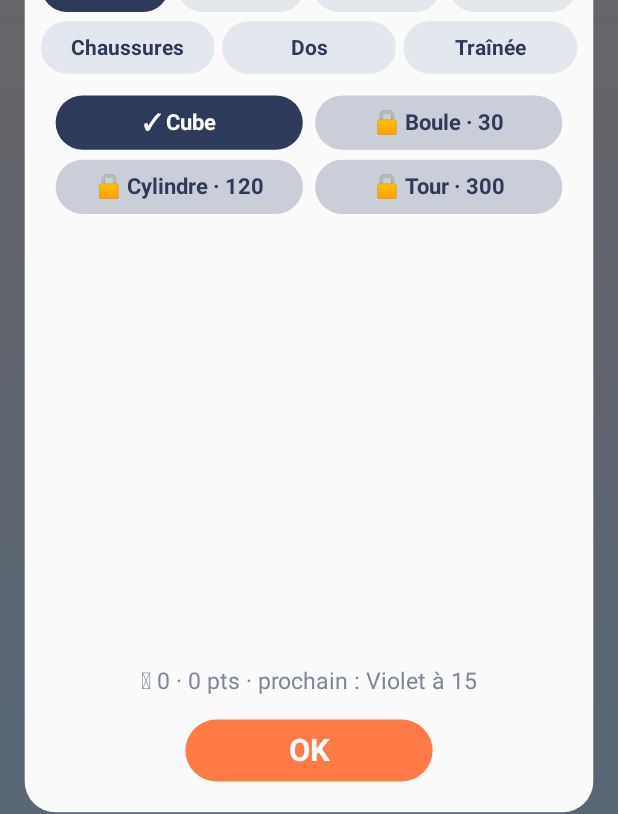
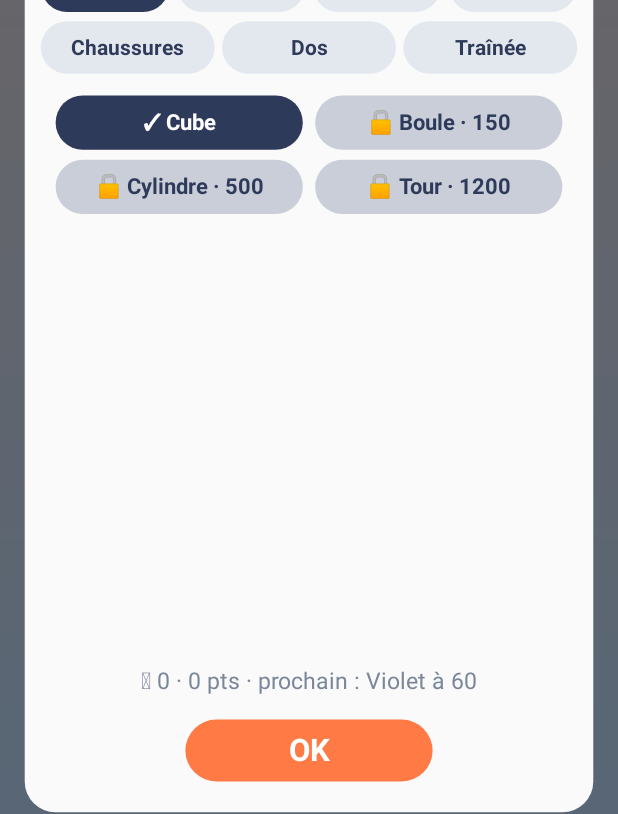
Before and after one commit to Thorze/sautique, an Android app: the screen it shows after launch (MainActivity), after a tap on "OK", on a phone screen of 412 x 824 dp. Shown: the part 399-1213 px from the top of the screen. Run offline under Robolectric (Android 15) with nearby library versions, the phone set to English and light mode, and no system bars; network calls fail; pictures from the network do not load.

Commit message:
Progression plus lente : seuils et prix relevés, pièces plus rares
- Seuils de points ×4 à ×5 environ, prix en pièces ×2,5 à ×3
- Pièces : 16 % des plateformes (2 % de grosses) au lieu de 30 %
- Missions : récompenses divisées par deux
- Les éléments déjà débloqués avec les anciens seuils restent acquis

Co-Authored-By: Claude Opus 5.5 <noreply@anthropic.com>
Claude-Session: https://claude.ai/code/session_01VezSffNHxM9A2aUEVAA3p5

```diff
--- a/app/src/main/java/com/sautique/game/GameView.kt
+++ b/app/src/main/java/com/sautique/game/GameView.kt
@@ -413,8 +413,8 @@ class GameView(context: Context) : View(context) {
         // Pièces : une de temps en temps, rarement une grosse
         val c = Random.nextFloat()
         next.coin = when {
-            c < 0.04f -> 5
-            c < 0.30f -> 1
+            c < 0.02f -> 5
+            c < 0.18f -> 1
             else -> 0
         }
         // Un cœur (vie bonus) sur la plateforme du 30e, 60e… saut
--- a/app/src/main/java/com/sautique/game/LocalScores.kt
+++ b/app/src/main/java/com/sautique/game/LocalScores.kt
@@ -71,8 +71,21 @@ class LocalScores(context: Context) : KeyValueStore {
 
     private fun key(item: Skins.Item) = item.slot.key + ":" + item.id
 
-    /** Un élément est utilisable s'il est débloqué par les points ou acheté. */
-    fun available(item: Skins.Item) = if (item.isShop) owns(item) else item.cost <= totalPoints
+    /** Un élément est utilisable s'il est débloqué par les points, acheté, ou déjà acquis avant la v5.1. */
+    fun available(item: Skins.Item): Boolean {
+        migrateCosts()
+        return if (item.isShop) owns(item)
+        else item.cost <= totalPoints || prefs.getStringSet("owned", emptySet())!!.contains(key(item))
+    }
+
+    /** Rééquilibrage v5.1 : ce qui était déjà débloqué avec les anciens seuils reste acquis. */
+    private fun migrateCosts() {
+        if (prefs.getBoolean("costs_v2", false)) return
+        val pts = totalPoints
+        val owned = HashSet(prefs.getStringSet("owned", emptySet())!!)
+        for ((k, oldCost) in Skins.legacyCosts) if (oldCost <= pts) owned += k
+        prefs.edit().putStringSet("owned", owned).putBoolean("costs_v2", true).apply()
+    }
 
     // ---------- Réglages ----------
 
--- a/app/src/main/java/com/sautique/game/Missions.kt
+++ b/app/src/main/java/com/sautique/game/Missions.kt
@@ -36,7 +36,7 @@ class Mission(val type: MissionType, val target: Int, val reward: Int, val chall
 class DailyMissions(private val store: KeyValueStore, private val today: () -> String) {
 
     companion object {
-        const val ALL_DONE_REWARD = 50
+        const val ALL_DONE_REWARD = 25
 
         private val easy = mapOf(
             MissionType.SCORE to listOf(15, 20, 25),
@@ -63,11 +63,11 @@ class DailyMissions(private val store: KeyValueStore, private val today: () -> S
             val list = types.map { t ->
                 val targets = easy.getValue(t)
                 val i = rnd.nextInt(targets.size)
-                Mission(t, targets[i], 10 + 10 * i, challenge = false)
+                Mission(t, targets[i], 5 + 5 * i, challenge = false)
             }
             val ht = hard.keys.toList()[rnd.nextInt(hard.size)]
             val htargets = hard.getValue(ht)
-            return list + Mission(ht, htargets[rnd.nextInt(htargets.size)], 100, challenge = true)
+            return list + Mission(ht, htargets[rnd.nextInt(htargets.size)], 50, challenge = true)
         }
     }
 
--- a/app/src/main/java/com/sautique/game/Skins.kt
+++ b/app/src/main/java/com/sautique/game/Skins.kt
@@ -33,63 +33,92 @@ object Skins {
     val items: List<Item> = listOf(
         // Formes
         Item(Slot.SHAPE, "cube", "Cube", 0),
-        Item(Slot.SHAPE, "boule", "Boule", 30),
-        Item(Slot.SHAPE, "cylindre", "Cylindre", 120),
-        Item(Slot.SHAPE, "tour", "Tour", 300),
+        Item(Slot.SHAPE, "boule", "Boule", 150),
+        Item(Slot.SHAPE, "cylindre", "Cylindre", 500),
+        Item(Slot.SHAPE, "tour", "Tour", 1200),
 
         // Couleurs
         Item(Slot.COLOR, "orange", "Orange", 0, 0xFFFF7A45.toInt()),
         Item(Slot.COLOR, "bleu", "Bleu", 0, 0xFF3F8EFC.toInt()),
         Item(Slot.COLOR, "vert", "Vert", 0, 0xFF3DBE6E.toInt()),
         Item(Slot.COLOR, "rose", "Rose", 0, 0xFFF06292.toInt()),
-        Item(Slot.COLOR, "violet", "Violet", 15, 0xFF8E5CD9.toInt()),
-        Item(Slot.COLOR, "jaune", "Jaune", 40, 0xFFFFC93C.toInt()),
-        Item(Slot.COLOR, "turquoise", "Turquoise", 80, 0xFF26C6DA.toInt()),
-        Item(Slot.COLOR, "rouge", "Rouge", 150, 0xFFE53950.toInt()),
-        Item(Slot.COLOR, "noir", "Nuit", 250, 0xFF3A3F58.toInt()),
-        Item(Slot.COLOR, "or", "Or", 400, 0xFFE0B03C.toInt()),
-        Item(Slot.COLOR, RAINBOW, "Arc-en-ciel", 0, 0xFFFF5DA2.toInt(), price = 200),
-        Item(Slot.COLOR, GALAXY, "Galaxie", 0, 0xFF4B2C83.toInt(), price = 300),
+        Item(Slot.COLOR, "violet", "Violet", 60, 0xFF8E5CD9.toInt()),
+        Item(Slot.COLOR, "jaune", "Jaune", 150, 0xFFFFC93C.toInt()),
+        Item(Slot.COLOR, "turquoise", "Turquoise", 300, 0xFF26C6DA.toInt()),
+        Item(Slot.COLOR, "rouge", "Rouge", 500, 0xFFE53950.toInt()),
+        Item(Slot.COLOR, "noir", "Nuit", 800, 0xFF3A3F58.toInt()),
+        Item(Slot.COLOR, "or", "Or", 1500, 0xFFE0B03C.toInt()),
+        Item(Slot.COLOR, RAINBOW, "Arc-en-ciel", 0, 0xFFFF5DA2.toInt(), price = 600),
+        Item(Slot.COLOR, GALAXY, "Galaxie", 0, 0xFF4B2C83.toInt(), price = 900),
 
         // Lunettes
         Item(Slot.GLASSES, NONE, "Aucune", 0),
-        Item(Slot.GLASSES, "rondes", "Rondes", 20),
-        Item(Slot.GLASSES, "soleil", "Soleil", 90),
-        Item(Slot.GLASSES, "coeur", "Cœurs", 250),
-        Item(Slot.GLASSES, "pixel", "Pixel", 0, price = 50),
-        Item(Slot.GLASSES, "monocle", "Monocle", 0, price = 90),
+        Item(Slot.GLASSES, "rondes", "Rondes", 100),
+        Item(Slot.GLASSES, "soleil", "Soleil", 400),
+        Item(Slot.GLASSES, "coeur", "Cœurs", 900),
+        Item(Slot.GLASSES, "pixel", "Pixel", 0, price = 150),
+        Item(Slot.GLASSES, "monocle", "Monocle", 0, price = 250),
 
         // Chapeaux
         Item(Slot.HAT, NONE, "Aucun", 0),
-        Item(Slot.HAT, "casquette", "Casquette", 40),
-        Item(Slot.HAT, "hautdeforme", "Haut-de-forme", 180),
-        Item(Slot.HAT, "couronne", "Couronne", 500),
-        Item(Slot.HAT, "magicien", "Magicien", 0, price = 60),
-        Item(Slot.HAT, "viking", "Viking", 0, price = 120),
-        Item(Slot.HAT, "aureole", "Auréole", 0, price = 250),
-        Item(Slot.HAT, "bonnet", "Bonnet", 110),
-        Item(Slot.HAT, "cowboy", "Cowboy", 0, price = 90),
+        Item(Slot.HAT, "casquette", "Casquette", 200),
+        Item(Slot.HAT, "hautdeforme", "Haut-de-forme", 700),
+        Item(Slot.HAT, "couronne", "Couronne", 2000),
+        Item(Slot.HAT, "magicien", "Magicien", 0, price = 200),
+        Item(Slot.HAT, "viking", "Viking", 0, price = 350),
+        Item(Slot.HAT, "aureole", "Auréole", 0, price = 700),
+        Item(Slot.HAT, "bonnet", "Bonnet", 450),
+        Item(Slot.HAT, "cowboy", "Cowboy", 0, price = 300),
 
         // Chaussures
         Item(Slot.SHOES, NONE, "Aucune", 0),
-        Item(Slot.SHOES, "baskets", "Baskets", 70),
-        Item(Slot.SHOES, "bottes", "Bottes", 220),
-        Item(Slot.SHOES, "fusees", "Fusées", 0, price = 150),
+        Item(Slot.SHOES, "baskets", "Baskets", 300),
+        Item(Slot.SHOES, "bottes", "Bottes", 850),
+        Item(Slot.SHOES, "fusees", "Fusées", 0, price = 450),
 
         // Dos
         Item(Slot.BACK, NONE, "Rien", 0),
-        Item(Slot.BACK, "cape", "Cape", 60),
-        Item(Slot.BACK, "sac", "Sac à dos", 160),
-        Item(Slot.BACK, "papillon", "Ailes de papillon", 0, price = 120),
-        Item(Slot.BACK, "jetpack", "Jetpack", 0, price = 200),
+        Item(Slot.BACK, "cape", "Cape", 250),
+        Item(Slot.BACK, "sac", "Sac à dos", 600),
+        Item(Slot.BACK, "papillon", "Ailes de papillon", 0, price = 400),
+        Item(Slot.BACK, "jetpack", "Jetpack", 0, price = 650),
 
         // Traînée pendant les sauts
         Item(Slot.TRAIL, NONE, "Aucune", 0),
-        Item(Slot.TRAIL, "etoiles", "Étoiles", 50),
-        Item(Slot.TRAIL, "bulles", "Bulles", 140),
-        Item(Slot.TRAIL, "notes", "Notes", 0, price = 80),
-        Item(Slot.TRAIL, "coeurs", "Cœurs", 0, price = 100),
-        Item(Slot.TRAIL, "arcenciel", "Arc-en-ciel", 0, price = 180)
+        Item(Slot.TRAIL, "etoiles", "Étoiles", 200),
+        Item(Slot.TRAIL, "bulles", "Bulles", 550),
+        Item(Slot.TRAIL, "notes", "Notes", 0, price = 250),
+        Item(Slot.TRAIL, "coeurs", "Cœurs", 0, price = 300),
+        Item(Slot.TRAIL, "arcenciel", "Arc-en-ciel", 0, price = 500)
+    )
+
+    /**
+     * Anciens seuils (avant le rééquilibrage de la v5.1) : les éléments déjà débloqués avec
+     * ces seuils restent acquis.
+     */
+    val legacyCosts = mapOf(
+        "shape:boule" to 30,
+        "shape:cylindre" to 120,
+        "shape:tour" to 300,
+        "color:violet" to 15,
+        "color:jaune" to 40,
+        "color:turquoise" to 80,
+        "color:rouge" to 150,
+        "color:noir" to 250,
+        "color:or" to 400,
+        "glasses:rondes" to 20,
+        "glasses:soleil" to 90,
+        "glasses:coeur" to 250,
+        "hat:casquette" to 40,
+        "hat:hautdeforme" to 180,
+        "hat:couronne" to 500,
+        "hat:bonnet" to 110,
+        "shoes:baskets" to 70,
+        "shoes:bottes" to 220,
+        "back:cape" to 60,
+        "back:sac" to 160,
+        "trail:etoiles" to 50,
+        "trail:bulles" to 140,
     )
 
     fun bySlot(slot: Slot) = items.filter { it.slot == slot }
```
Also changed, not shown: 2 other files.
